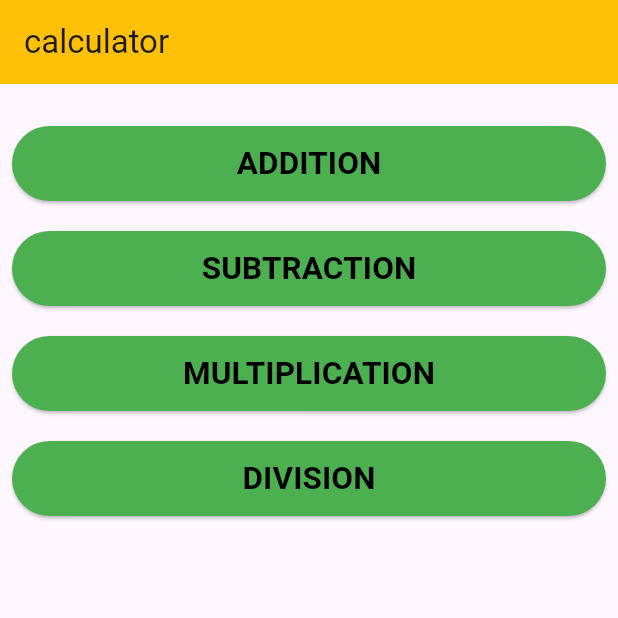
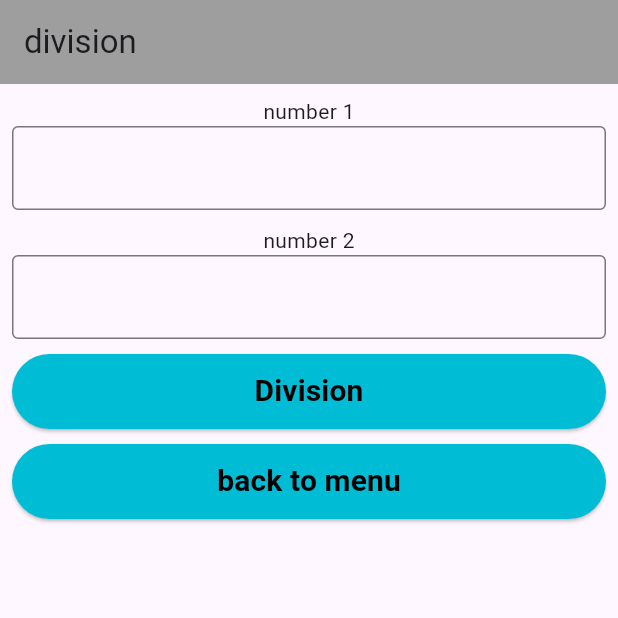
Before and after one commit to Alfiya6282823310/Calculator-app-flutter, a Flutter app: the screen it shows after launch, after a tap on "DIVISION", on a phone screen of 412 x 824 dp, the top half of it. Run offline on Flutter 3.47's test engine with Material 3 defaults, Android fonts, the phone set to English and light mode, and no system bars.

Commit message:
division  completed

```diff
--- /dev/null
+++ b/lib/pages/division.dart
@@ -0,0 +1,69 @@
+import 'package:flutter/material.dart';
+
+class divisionpage extends StatelessWidget {
+  const divisionpage({super.key});
+
+  @override
+  Widget build(BuildContext context) {
+    return MaterialApp(
+      home: Scaffold(
+        appBar: AppBar(
+          backgroundColor: Colors.grey,
+          title: Text("division"),
+        ),
+        body: Padding(
+          padding: const EdgeInsets.all(8.0),
+          child: Container(
+            child: Column(
+              children: [
+                Text("number 1"),
+                TextField(
+                  decoration: InputDecoration(
+                      border: OutlineInputBorder()
+                  ),
+                ),
+                SizedBox(height: 10,),
+                Text("number 2"),
+                TextField(
+                  decoration: InputDecoration(
+                      border: OutlineInputBorder()
+                  ),
+                ),
+                SizedBox(height: 10,),
+                SizedBox(
+                  width: 400,
+                  height: 50,
+                  child: ElevatedButton(
+                      style: ElevatedButton.styleFrom(
+                          backgroundColor: Colors.cyan
+                      ),
+                      onPressed: (){}, child:
+                  Text("Division",
+                    style: TextStyle(color: Colors.black,
+                        fontSize: 20,
+                        fontWeight: FontWeight.bold),)),
+                ),
+                SizedBox(height: 10,),
+                SizedBox(
+                  width: 400,
+                  height: 50,
+                  child: ElevatedButton(
+                      style: ElevatedButton.styleFrom(
+                          backgroundColor: Colors.cyan
+                      ),
+                      onPressed: (){
+                        Navigator.pop(context);
+                      }, child:
+                  Text("back to menu",
+                    style: TextStyle(color: Colors.black,
+                        fontSize: 20,
+                        fontWeight: FontWeight.bold),)),
+                )
+              ],
+            ),
+          ),
+        ),
+      ),
+    );
+  }
+}
--- a/lib/pages/homepage.dart
+++ b/lib/pages/homepage.dart
@@ -1,4 +1,5 @@
 import 'package:calculator/pages/addition.dart';
+import 'package:calculator/pages/division.dart';
 import 'package:calculator/pages/multiplication.dart';
 import 'package:calculator/pages/subtraction.dart';
 import 'package:flutter/material.dart';
@@ -77,7 +78,10 @@ class homepage extends StatelessWidget {
                   style: ElevatedButton.styleFrom(
                       backgroundColor: Colors.green
                   ),
-                  onPressed: (){}, child:
+                  onPressed: (){
+                    Navigator.push(context,
+                    MaterialPageRoute(builder: (context)=>divisionpage()));
+                  }, child:
               Text("DIVISION",
                 style: TextStyle(color: Colors.black,
                     fontSize: 21,
```
